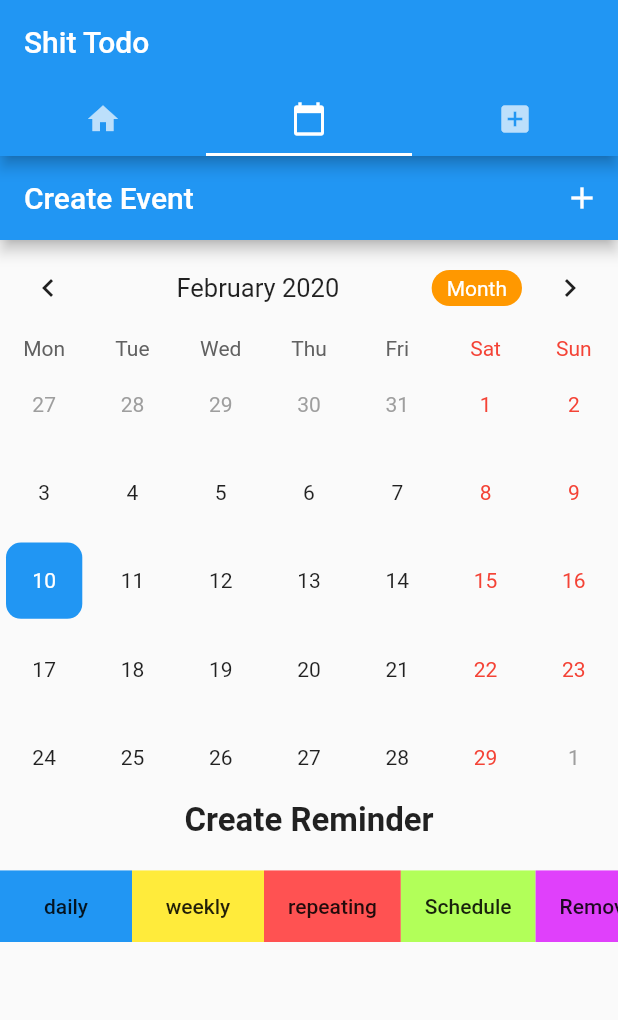
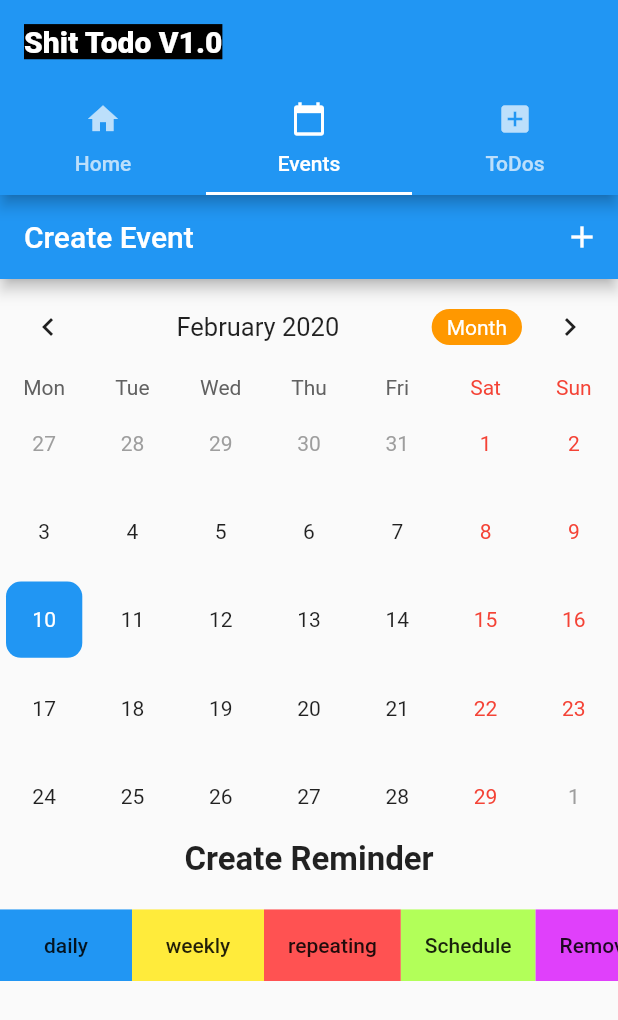
Before and after one commit to ernestsheldon/flutter_remid_mex, a Flutter app: the screen it shows after launch, tab 2 chosen, on a phone screen of 412 x 824 dp. Shown: the top 1020 px of the screen. Run offline on Flutter 3.47's test engine with Material 2 defaults, Android fonts, the phone set to English and light mode, and no system bars; drawn by our look-alikes of table_calendar; our stand-ins replace flutter_local_notifications, shared_preferences.

```diff
--- a/lib/main.dart
+++ b/lib/main.dart
@@ -1,14 +1,27 @@
 
 import 'package:flutter/material.dart';
+import 'package:flutter/services.dart';
 import 'package:flutter_remid_me/screens/HomePage.dart';
 
 
-void main() => runApp(Main());
+void main() async {
+  ///
+  /// Force the layout to Portrait mode
+  ///
+  WidgetsFlutterBinding.ensureInitialized();
+  await SystemChrome.setPreferredOrientations([
+    DeviceOrientation.portraitUp,
 
-class Main extends StatelessWidget {
+  ]);
+
+  runApp(MyApp());
+}
+
+class MyApp extends StatelessWidget {
   @override
   Widget build(BuildContext context) {
     return MaterialApp(
+      debugShowCheckedModeBanner: false,
       title: 'FlutterTodo',
       home: HomePage(),
       theme: ThemeData(
--- a/lib/screens/HomePage.dart
+++ b/lib/screens/HomePage.dart
@@ -23,12 +23,15 @@ class _HomePageState extends State<HomePage> {
           appBar: AppBar(
             bottom: TabBar(
               tabs: [
-                Tab(icon: Icon(Icons.home)),
-                Tab(icon: Icon(Icons.calendar_today)),
-                Tab(icon: Icon(Icons.add_box)),
+                Tab(icon: Icon(Icons.home), text: "Home",),
+                Tab(icon: Icon(Icons.calendar_today), text: "Events"),
+                Tab(icon: Icon(Icons.add_box), text: "ToDos"),
               ],
             ),
-            title: Text('Shit Todo'),
+            title: Text('Shit Todo V1.0', style: TextStyle(
+                fontWeight: FontWeight.w900,
+                backgroundColor: Colors.black
+            ),),
           ),
           body: TabBarView(
             children: [
```
Also changed, not shown: lib/screens/InfoPage.dart (+19 -12 lines), assets/AppGravyLogo.png.
